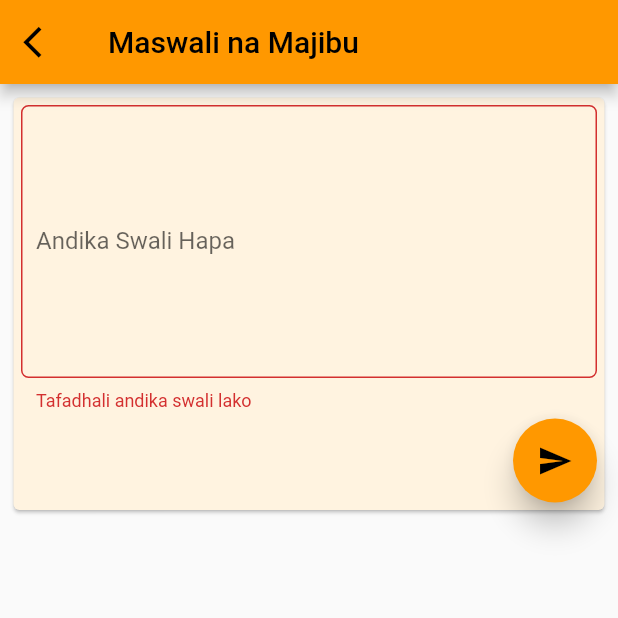
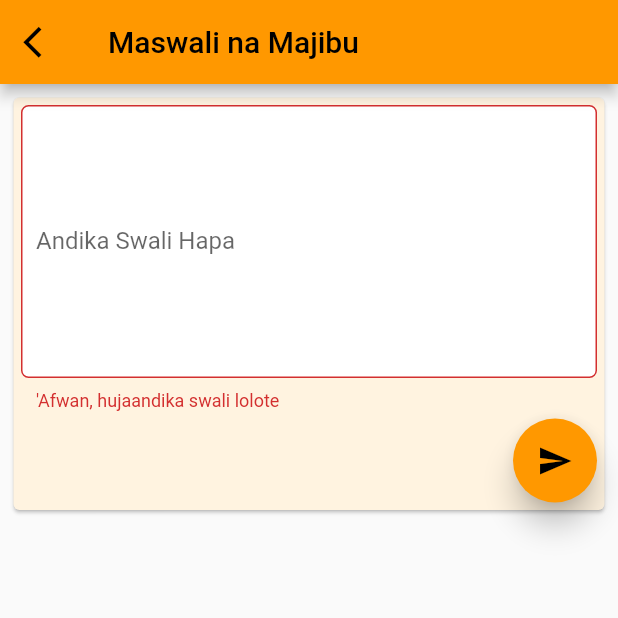
Before and after one commit to ALLY-MAFTAH/abulfadhwl_android, a Flutter app: the QuestionsAndAnswers screen opened directly, after a tap on the "send" icon, on a phone screen of 412 x 824 dp, the top half of it. Run offline on Flutter 3.47's test engine with Material 2 defaults, Android fonts, the phone set to English and light mode, and no system bars; our stand-ins replace assets_audio_player, audio_service, audio_video_progress_bar, font_awesome_flutter, get_it, google_fonts and 3 more; missing offline and left inert: animated_image_list, flutter_image, marquee_flutter, sweetalert, syncfusion_flutter_pdfviewer; network calls fail; Roboto replaces fonts that are missing (Gelasio).

```diff
--- a/lib/views/pages_from_drawer/questions_and_answers.dart
+++ b/lib/views/pages_from_drawer/questions_and_answers.dart
@@ -1,12 +1,12 @@
-// ignore_for_file: unnecessary_null_comparison
+// ignore_for_file: unnecessary_null_comparison, import_of_legacy_library_into_null_safe
 
 import 'package:abulfadhwl_android/constants/api.dart';
 import 'package:abulfadhwl_android/home_page.dart';
 import 'package:assets_audio_player/assets_audio_player.dart';
 import 'package:flutter/material.dart';
-import 'package:font_awesome_flutter/font_awesome_flutter.dart';
 import 'package:provider/provider.dart';
 import 'package:abulfadhwl_android/providers/data_provider.dart';
+import 'package:sweetalert/sweetalert.dart';
 
 class QuestionsAndAnswers extends StatefulWidget {
   @override
@@ -43,8 +43,12 @@
             style: TextStyle(),
           ),
         ),
-        body: CustomScrollView(physics: BouncingScrollPhysics(), slivers: <
-            Widget>[
+        body: RefreshIndicator(
+          onRefresh: _dataObject.reloadPage,
+          child: CustomScrollView(
+              physics: const BouncingScrollPhysics(
+                  parent: AlwaysScrollableScrollPhysics()),
+              slivers: <Widget>[
                 SliverList(
                     delegate: SliverChildListDelegate([
                   Column(
@@ -64,17 +68,20 @@
                                       controller: _qnsController,
                                       validator: (questionValue) {
                                         if (questionValue!.isEmpty)
-                                    return "Tafadhali andika swali lako";
+                                          return "'Afwan, hujaandika swali lolote";
                                         else
                                           return null;
                                       },
                                       maxLines: 8,
                                       decoration: InputDecoration(
+                                          fillColor: Colors.white,
+                                          filled: true,
                                           labelText: 'Andika Swali Hapa',
                                           contentPadding: EdgeInsets.symmetric(
                                               vertical: 15, horizontal: 10),
                                           border: OutlineInputBorder(
-                                      borderRadius: BorderRadius.circular(5),
+                                            borderRadius:
+                                                BorderRadius.circular(5),
                                           )),
                                     ),
                                     SizedBox(
@@ -90,22 +97,57 @@
                                             Icons.send,
                                           ),
                                           onPressed: () {
-                                      if (_formKey.currentState!.validate()) {
-                                        _dataObject
-                                            .addQuestion(
+                                            if (_formKey.currentState!
+                                                .validate()) {
+                                              SweetAlert.show(context,
+                                                  subtitle:
+                                                      "Uko tayari kutuma hili swali?",
+                                                  style:
+                                                      SweetAlertStyle.confirm,
+                                                  showCancelButton: true,
+                                                  confirmButtonColor:
+                                                      Colors.orange,
+                                                  confirmButtonText: "Ndio",
+                                                  cancelButtonColor:
+                                                      Colors.grey,
+                                                  cancelButtonText: "Hapana",
+                                                  onPress: (bool isConfirm) {
+                                                if (isConfirm) {
+                                                  _dataObject.addQuestion(
                                                     qn: _qnsController.text,
-                                        )
-                                            .then((value) {
-                                          if (value != "") {
-                                            _scaffoldKey.currentState!
-                                                // ignore: deprecated_member_use
-                                                .showSnackBar(SnackBar(
-                                              content: Text(
-                                                  "Swali lako limefanikiwa kutumwa"),
-                                            ));
+                                                  );
+                                                  SweetAlert.show(context,
+                                                      subtitle:
+                                                          "Kuwa na subra swali linatumwa ...",
+                                                      style: SweetAlertStyle
+                                                          .loading);
+                                                  new Future.delayed(
+                                                      new Duration(seconds: 2),
+                                                      () {
+                                                    SweetAlert.show(context,
+                                                        confirmButtonColor:
+                                                            Colors.orange,
+                                                        confirmButtonText:
+                                                            "Sawa",
+                                                        subtitle:
+                                                            "Swali limefanikiwa kutumwa",
+                                                        style: SweetAlertStyle
+                                                            .success);
                                                     _qnsController.clear();
-                                            _qnsController.clearComposing();
+                                                    _qnsController
+                                                        .clearComposing();
+                                                  });
+                                                } else {
+                                                  SweetAlert.show(context,
+                                                      confirmButtonColor:
+                                                          Colors.orange,
+                                                      confirmButtonText: "Sawa",
+                                                      subtitle:
+                                                          "Swali halijatumwa!",
+                                                      style: SweetAlertStyle
+                                                          .error);
                                                 }
+                                                return false;
                                               });
                                             }
                                           },
@@ -121,12 +163,13 @@
                   )
                 ])),
                 SliverList(
-              delegate:
-                  SliverChildBuilderDelegate((BuildContext context, int index) {
+                    delegate: SliverChildBuilderDelegate(
+                        (BuildContext context, int index) {
                   int qnsNumber = 1 + index;
                   final _assetsAudioPlayer = AssetsAudioPlayer();
                   return Padding(
-                padding: const EdgeInsets.only(left: 5, top: 10, right: 5),
+                      padding:
+                          const EdgeInsets.only(left: 5, top: 10, right: 5),
                       child: Stack(
                         children: <Widget>[
                           Container(
@@ -134,7 +177,8 @@
                               borderRadius: BorderRadius.circular(15),
                             ),
                             child: Padding(
-                        padding: const EdgeInsets.only(left: 35, right: 5),
+                              padding:
+                                  const EdgeInsets.only(left: 35, right: 5),
                               child: Card(
                                 elevation: 8,
                                 color: Colors.orange[50],
@@ -146,7 +190,8 @@
                                 child: Padding(
                                   padding: const EdgeInsets.all(5),
                                   child: Column(
-                              crossAxisAlignment: CrossAxisAlignment.start,
+                                    crossAxisAlignment:
+                                        CrossAxisAlignment.start,
                                     children: <Widget>[
                                       Text(
                                         'Swali: ',
@@ -170,33 +215,34 @@
                                         ),
                                         children: <Widget>[
                                           Container(
-                                        width:
-                                            MediaQuery.of(context).size.width,
+                                              width: MediaQuery.of(context)
+                                                  .size
+                                                  .width,
                                               decoration: BoxDecoration(
                                                   color: Colors.white,
                                                   borderRadius:
                                                       BorderRadius.circular(5)),
                                               padding: EdgeInsets.all(5),
-                                        child: _dataObject
-                                                    .answers[index].audioAns ==
+                                              child: _dataObject.answers[index]
+                                                          .audioAns ==
                                                       null
                                                   ? SelectableText(
-                                                _dataObject
-                                                    .answers[index].textAns,
-                                                textAlign: TextAlign.justify,
+                                                      _dataObject.answers[index]
+                                                          .textAns,
+                                                      textAlign:
+                                                          TextAlign.justify,
                                                     )
-                                            :
-
-
-                                            PlayerBuilder.isPlaying(
-                                                player: _assetsAudioPlayer,
-                                                builder: (context, isPlaying) {
+                                                  : PlayerBuilder.isPlaying(
+                                                      player:
+                                                          _assetsAudioPlayer,
+                                                      builder:
+                                                          (context, isPlaying) {
                                                         return FloatingActionButton(
-
                                                           child: Icon(
                                                             isPlaying
                                                                 ? Icons.pause
-                                                          : Icons.play_arrow,
+                                                                : Icons
+                                                                    .play_arrow,
                                                             size: 50,
                                                             color: Colors.black,
                                                           ),
@@ -204,17 +250,16 @@
                                                             try {
                                                               await isPlaying
                                                                   ? _assetsAudioPlayer
-                                                                .pause() :_assetsAudioPlayer
+                                                                      .pause()
+                                                                  : _assetsAudioPlayer
                                                                       .open(
                                                                       Audio.network(api +
                                                                           'answer/audioAns/' +
                                                                           _dataObject
-                                                                        .answers[
-                                                                            index]
+                                                                              .answers[index]
                                                                               .id
                                                                               .toString()),
-                                                              )
-                                                            ;
+                                                                    );
                                                             } catch (t) {}
                                                           },
                                                         );
@@ -254,6 +299,7 @@
                         ],
                       ));
                 }, childCount: _dataObject.answers.length))
-        ]));
+              ]),
+        ));
   }
 }
```
Lines whose indentation alone changed are shown as unchanged.
